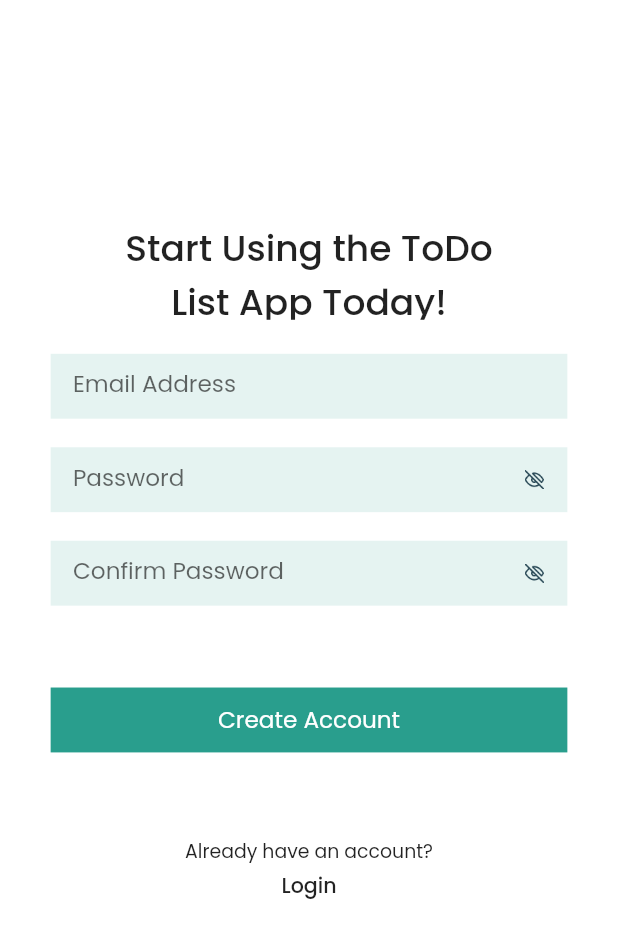
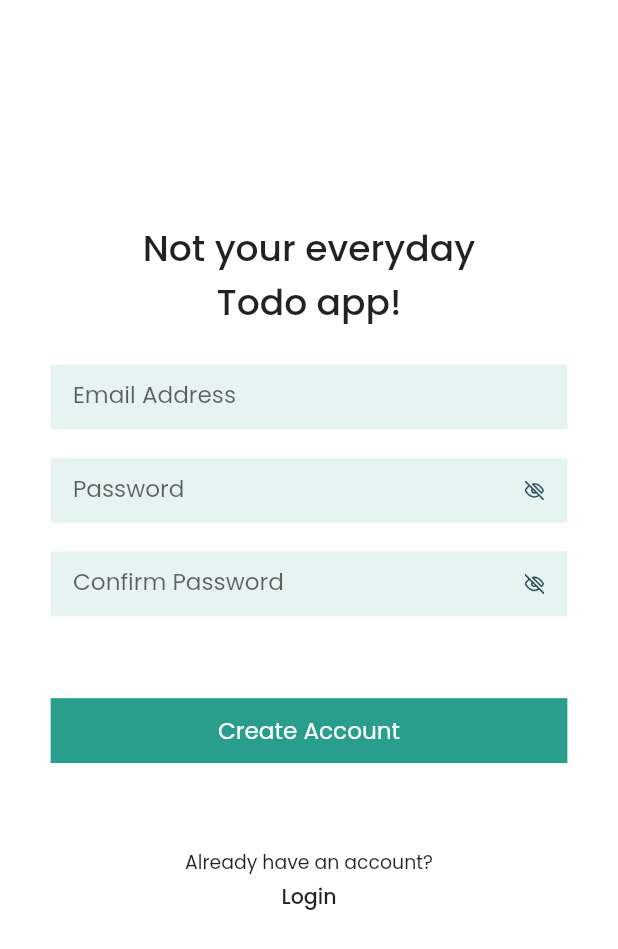
Before and after one commit to momshaddinury/listify, a Flutter app: the screen it shows after launch, after a tap on "Create Account", on a phone screen of 412 x 824 dp. Shown: the top 949 px of the screen. Run offline on Flutter 3.47's test engine with Material 2 defaults, Android fonts, the phone set to English and light mode, and no system bars; our stand-ins replace cloud_firestore, firebase_auth, firebase_core, flutter_datetime_picker, flutter_riverpod, google_fonts and 1 more; missing offline and left inert: menu_button; accounts and stored records are empty.

Commit message:
UI improvement

```diff
--- a/lib/views/screens/auth/sign_up_screen.dart
+++ b/lib/views/screens/auth/sign_up_screen.dart
@@ -46,10 +46,9 @@ class _SignupScreenState extends State<SignupScreen> {
               children: [
                 SizedBox(height: KSize.getHeight(context, 288)),
                 Container(
-                  height: KSize.getHeight(context, 126),
                   width: KSize.getWidth(context, 439),
                   child: Text(
-                    "Start Using the ToDo List App Today!",
+                    "Not your everyday Todo app!",
                     textAlign: TextAlign.center,
                     style: KTextStyle.headLine3,
                   ),
--- a/lib/views/screens/auth/welcome_screen.dart
+++ b/lib/views/screens/auth/welcome_screen.dart
@@ -21,10 +21,9 @@ class WelcomeScreen extends StatelessWidget {
           children: [
             SizedBox(height: KSize.getHeight(context, 288)),
             Container(
-              height: KSize.getHeight(context, 126),
               width: KSize.getWidth(context, 439),
               child: Text(
-                "Start Using the ToDo List App Today!",
+                "Start Using Listify App Today!",
                 textAlign: TextAlign.center,
                 style: KTextStyle.headLine3,
               ),
```
Also changed, not shown: lib/views/screens/home_screen.dart (+10 -4 lines).
